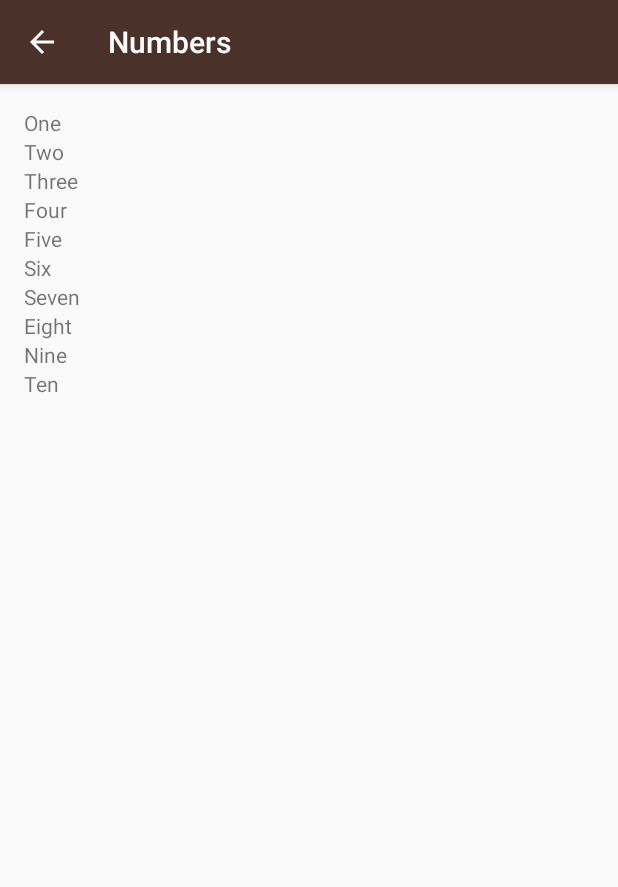
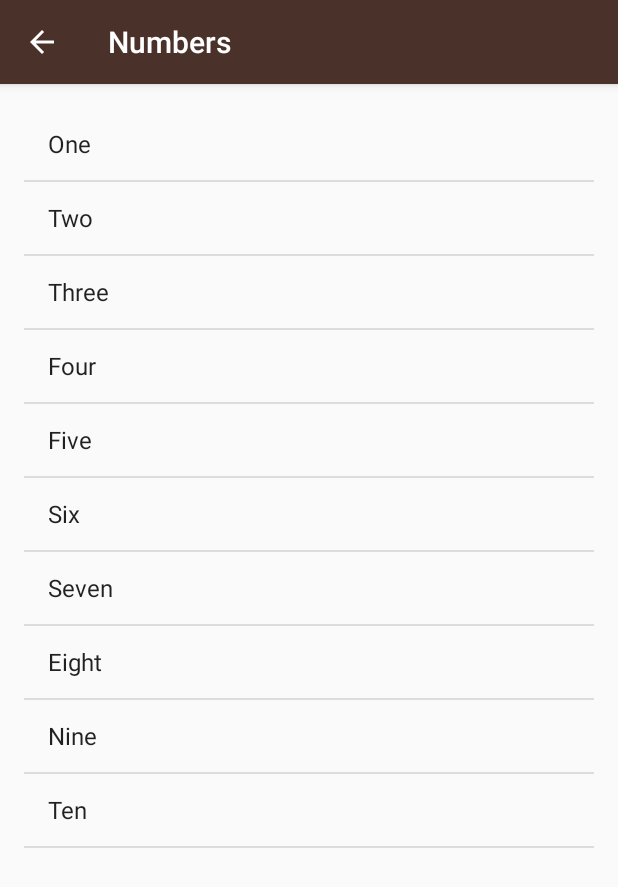
Before and after one commit to pavanrkadave/Miwok, an Android app: the NumbersActivity screen opened directly, with no data from a screen before it, on a phone screen of 412 x 824 dp. Shown: the top 887 px of the screen. Run offline under Robolectric (Android 15) with nearby library versions, the phone set to English and light mode, and no system bars.

Commit message:
Changed the views to ListView and ArrayAdapter to Recycle the views

```diff
--- a/app/src/main/java/com/example/android/miwok/NumbersActivity.java
+++ b/app/src/main/java/com/example/android/miwok/NumbersActivity.java
@@ -3,7 +3,9 @@ package com.example.android.miwok;
 import android.support.v7.app.AppCompatActivity;
 import android.os.Bundle;
 import android.util.Log;
+import android.widget.ArrayAdapter;
 import android.widget.LinearLayout;
+import android.widget.ListView;
 import android.widget.TextView;
 
 import java.util.ArrayList;
@@ -30,23 +32,15 @@ public class NumbersActivity extends AppCompatActivity {
         wordsList.add("Nine");
         wordsList.add("Ten");
 
-        //Find the rootView to add child views to it
-        LinearLayout rootView = (LinearLayout) findViewById(R.id.root_view);
+        //Using the ArrayAdapter to recycle the views
+        //This method makes efficient use of memory
+        ArrayAdapter<String> itemsAdapter = new ArrayAdapter<String>(this,android.R.layout.simple_list_item_1,wordsList);
 
+        //Identifying the ListView to put the words in the list
+        ListView listView = (ListView)findViewById(R.id.list);
 
-        //in for Loop the counter variable is initialized and
-        // incremented inside the for loop body itself
-        for (int index = 0; index < wordsList.size(); index++) {
-
-            //Create a new textView
-            TextView wordView = new TextView(this);
-
-            //Set the text to the word at the current index
-            wordView.setText(wordsList.get(index));
-
-            //Add the textView to the rootView
-            rootView.addView(wordView);
-        }
+        //Setting the itemsAdapter to the listView
+        listView.setAdapter(itemsAdapter);
 
     }
 }
--- a/app/src/main/res/layout/activity_numbers.xml
+++ b/app/src/main/res/layout/activity_numbers.xml
@@ -1,11 +1,14 @@
 <?xml version="1.0" encoding="utf-8"?>
-<LinearLayout xmlns:android="http://schemas.android.com/apk/res/android"
+<ListView xmlns:android="http://schemas.android.com/apk/res/android"
     xmlns:tools="http://schemas.android.com/tools"
+    android:id="@+id/list"
     android:layout_width="match_parent"
     android:layout_height="match_parent"
     android:orientation="vertical"
-    android:padding="16dp"
-    android:id="@+id/root_view"
+    android:paddingBottom="@dimen/activity_vertical_margin"
+    android:paddingLeft="@dimen/activity_horizontal_margin"
+    android:paddingRight="@dimen/activity_horizontal_margin"
+    android:paddingTop="@dimen/activity_vertical_margin"
     tools:context="com.example.android.miwok.NumbersActivity">
 
-</LinearLayout>
+</ListView>
```
